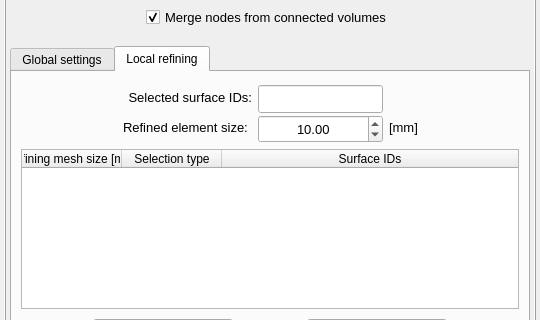
First picture: the form in vibra/interface/data/ui_files/mesh/mesher_setup.ui, repository MOPT-UFSC/VIBRA, before the edit; both pictures show x 0 to 540 and y 136 to 456 of the 540 by 560 pixel window.
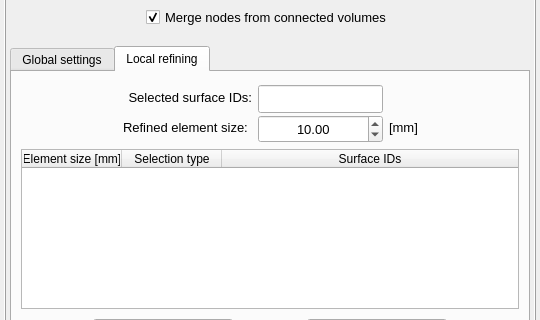
Second picture: the form after the edit. The open tabs and pages were chosen to show the change.

Commit message: Review of the mesh setup user interface

```diff
--- a/vibra/interface/data/ui_files/mesh/mesher_setup.ui
+++ b/vibra/interface/data/ui_files/mesh/mesher_setup.ui
@@ -1073,7 +1073,7 @@
             </attribute>
             <column>
              <property name="text">
-              <string>Refining mesh size [mm]</string>
+              <string>Element size [mm]</string>
              </property>
              <property name="textAlignment">
               <set>AlignCenter</set>
```
Left out of the diff: 10 changed lines with no effect on the pictures. The commit also changes 1 other file.
